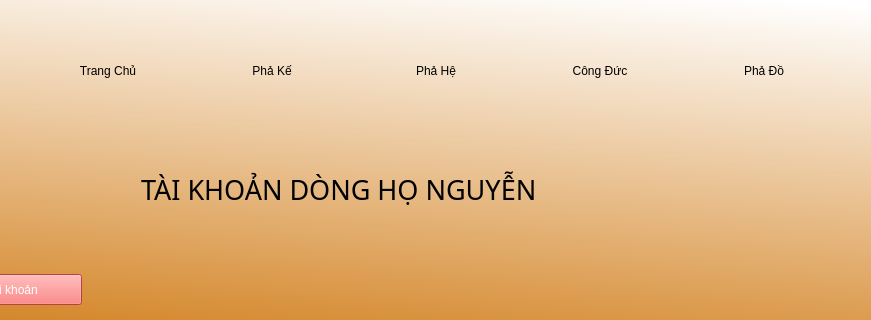
Above: tai_khoan_dong_ho.ui from haintvietnam/project before the change; both pictures show x 108 to 979 and y 0 to 320 of the 979 by 727 pixel window. Below: the same form after it.
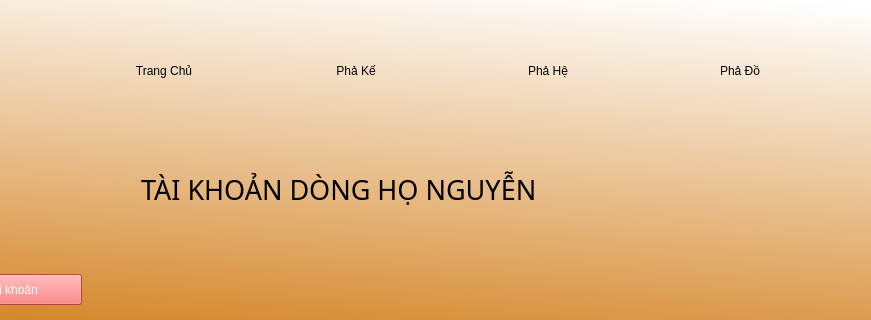
That is the form after the change. Icons and pictures are not drawn.

Commit message: sua_giao_dien_pha_do_dong_ho

```diff
--- a/tai_khoan_dong_ho.ui
+++ b/tai_khoan_dong_ho.ui
@@ -229,55 +229,6 @@
          </layout>
         </widget>
        </item>
-       <item>
-        <widget class="QFrame" name="frame_9">
-         <property name="minimumSize">
-          <size>
-           <width>0</width>
-           <height>0</height>
-          </size>
-         </property>
-         <property name="maximumSize">
-          <size>
-           <width>150</width>
-           <height>100</height>
-          </size>
-         </property>
-         <property name="cursor">
-          <cursorShape>PointingHandCursor</cursorShape>
-         </property>
-         <property name="styleSheet">
-          <string notr="true">QWidget{
-background-color: rgb(255, 255, 255, 0);
-border-radius: 15px;
-}
-QWidget:hover{
-
-border-radius: 15px;
-	background-color: rgb(236, 150, 30);
-}</string>
-         </property>
-         <property name="frameShape">
-          <enum>QFrame::StyledPanel</enum>
-         </property>
-         <property name="frameShadow">
-          <enum>QFrame::Raised</enum>
-         </property>
-         <layout class="QHBoxLayout" name="horizontalLayout_5">
-          <item>
-           <widget class="QPushButton" name="pushButton_8">
-            <property name="text">
-             <string>Công Đức</string>
-            </property>
-            <property name="icon">
-             <iconset>
-              <normaloff>imgs/pngtree-office-paper-icon-design-png-image_4743379.jpg</normaloff>imgs/pngtree-office-paper-icon-design-png-image_4743379.jpg</iconset>
-            </property>
-           </widget>
-          </item>
-         </layout>
-        </widget>
-       </item>
        <item>
         <widget class="QFrame" name="frame_4">
          <property name="minimumSize">
```
Left out of the diff: 3 changed lines with no effect on the pictures. The commit also changes 7 other files.
